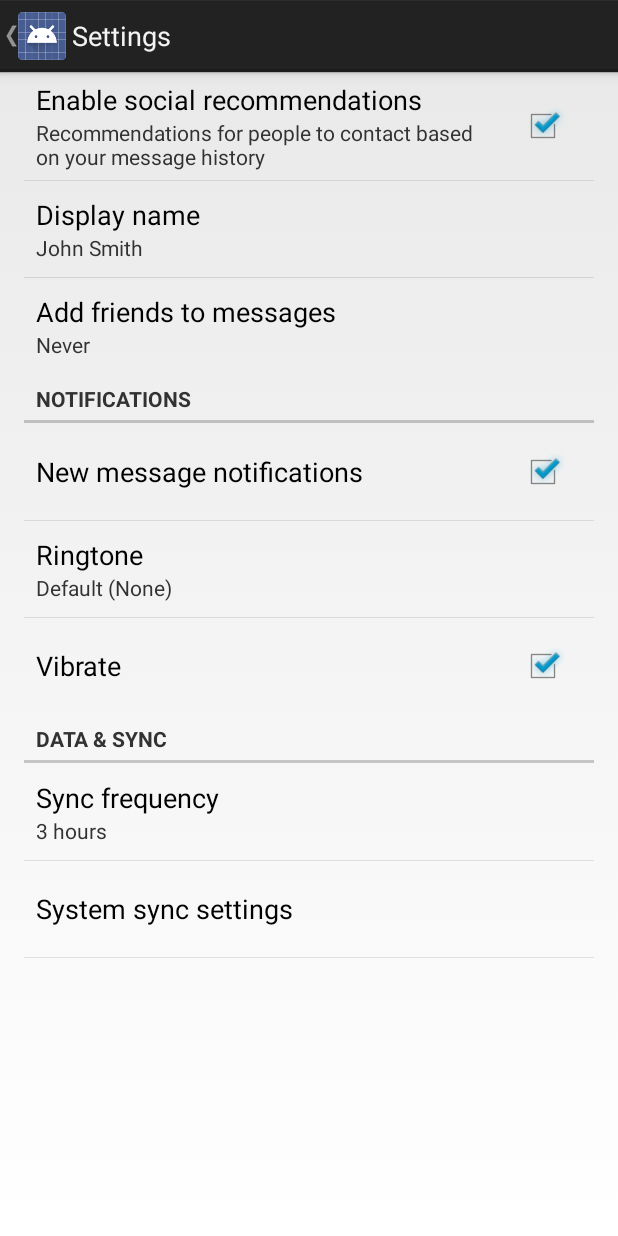
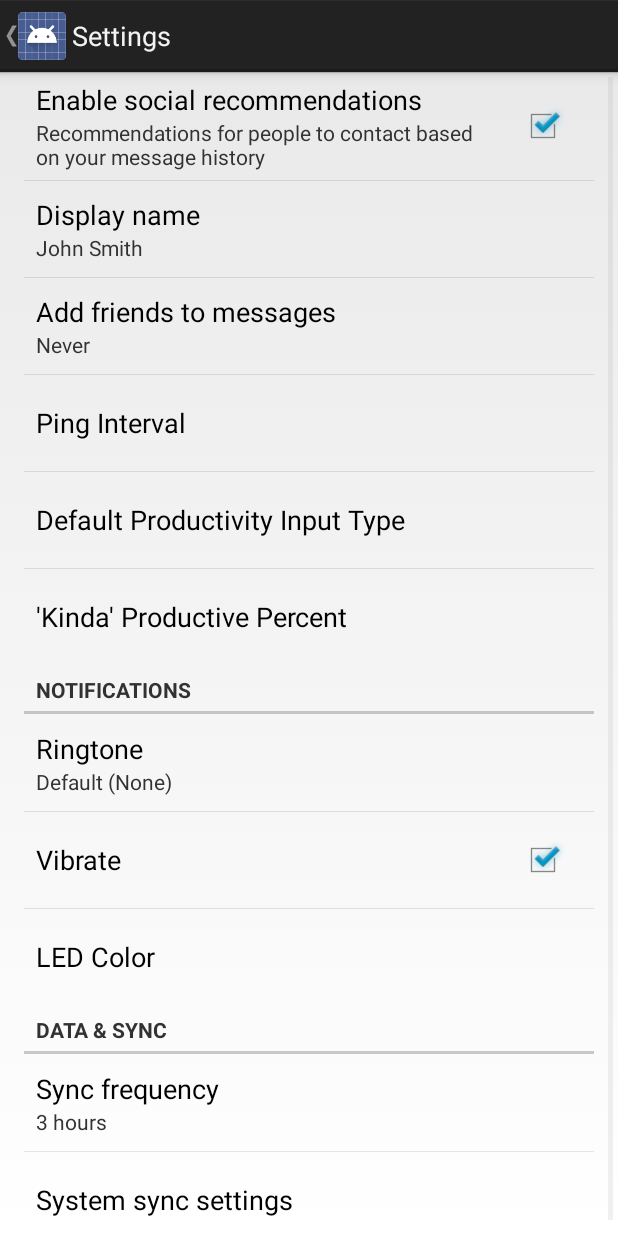
Before and after one commit to psybuzz/Where-Did-the-Time-Go, an Android app: the SettingsActivity screen opened directly, with no data from a screen before it, on a phone screen of 412 x 824 dp. Run offline under Robolectric (Android 15) with nearby library versions, the phone set to English and light mode, and no system bars.

Commit message:
WIP Settings

```diff
--- a/app/src/main/java/wdttg/wheredidthetimego/SettingsActivity.java
+++ b/app/src/main/java/wdttg/wheredidthetimego/SettingsActivity.java
@@ -99,10 +99,12 @@ public class SettingsActivity extends PreferenceActivity {
         // use the older PreferenceActivity APIs.
 
         // Add 'general' preferences.
+        PreferenceCategory fakeHeader = new PreferenceCategory(this);
+        fakeHeader.setTitle(R.string.pref_header_general);
         addPreferencesFromResource(R.xml.pref_general);
 
         // Add 'notifications' preferences, and a corresponding header.
-        PreferenceCategory fakeHeader = new PreferenceCategory(this);
+        fakeHeader = new PreferenceCategory(this);
         fakeHeader.setTitle(R.string.pref_header_notifications);
         getPreferenceScreen().addPreference(fakeHeader);
         addPreferencesFromResource(R.xml.pref_notification);
--- a/app/src/main/res/values/strings_activity_settings.xml
+++ b/app/src/main/res/values/strings_activity_settings.xml
@@ -22,6 +22,48 @@
         <item>1</item>
         <item>0</item>
         <item>-1</item>
+    </string-array>
+
+    <string name="pref_title_ping_interval">Ping Interval</string>
+    <string-array name="pref_interval_titles">
+        <item>15 minutes</item>
+        <item>30 minutes</item>
+        <item>1 hour</item>
+        <item>3 hours</item>
+        <item>Never</item>
+    </string-array>
+    <string-array name="pref_interval_list_values">
+        <item>15</item>
+        <item>30</item>
+        <item>60</item>
+        <item>180</item>
+        <item>-1</item>
+    </string-array>
+
+    <string name="pref_title_input_mode">Default Productivity Input Type</string>
+    <string-array name="pref_input_list_titles">
+        <item>Buttons</item>
+        <item>Slider</item>
+    </string-array>
+    <string-array name="pref_input_list_values">
+        <item>Buttons</item>
+        <item>Slider</item>
+    </string-array>
+
+    <string name="pref_title_somewhat_percent">\'Kinda\' Productive Percent</string>
+    <string-array name="pref_somewhat_percent_titles">
+        <item>20</item>
+        <item>25</item>
+        <item>50</item>
+        <item>75</item>
+        <item>80</item>
+    </string-array>
+    <string-array name="pref_somewhat_percent_values">
+        <item>20</item>
+        <item>25</item>
+        <item>50</item>
+        <item>75</item>
+        <item>80</item>
     </string-array>
 
     <!-- Example settings for Data & Sync -->
@@ -50,10 +92,22 @@
     <!-- Example settings for Notifications -->
     <string name="pref_header_notifications">Notifications</string>
 
-    <string name="pref_title_new_message_notifications">New message notifications</string>
+    <string name="pref_title_new_message_notifications">Enable notifications</string>
 
     <string name="pref_title_ringtone">Ringtone</string>
     <string name="pref_ringtone_silent">Silent</string>
 
     <string name="pref_title_vibrate">Vibrate</string>
+
+    <string name="pref_title_led_color">LED Color</string>
+    <string-array name="pref_led_color_titles">
+        <item>Red</item>
+        <item>Green</item>
+        <item>Blue</item>
+    </string-array>
+    <string-array name="pref_led_color_values">
+        <item>0xffff0000</item>
+        <item>0xff00ff00</item>
+        <item>0xff0000ff</item>
+    </string-array>
 </resources>
--- a/app/src/main/res/xml/pref_general.xml
+++ b/app/src/main/res/xml/pref_general.xml
@@ -30,4 +30,25 @@
         android:negativeButtonText="@null"
         android:positiveButtonText="@null" />
 
+    <ListPreference
+        android:key="interval_list"
+        android:title="@string/pref_title_ping_interval"
+        android:defaultValue="30 minutes"
+        android:entries="@array/pref_interval_titles"
+        android:entryValues="@array/pref_interval_list_values" />
+
+    <ListPreference
+        android:key="input_mode"
+        android:title="@string/pref_title_input_mode"
+        android:defaultValue="Button"
+        android:entries="@array/pref_input_list_titles"
+        android:entryValues="@array/pref_input_list_values" />
+
+    <ListPreference
+        android:key="somewhat_percent"
+        android:title="@string/pref_title_somewhat_percent"
+        android:defaultValue="50"
+        android:entries="@array/pref_somewhat_percent_titles"
+        android:entryValues="@array/pref_somewhat_percent_values" />
+
 </PreferenceScreen>
--- a/app/src/main/res/xml/pref_notification.xml
+++ b/app/src/main/res/xml/pref_notification.xml
@@ -1,17 +1,8 @@
 <PreferenceScreen xmlns:android="http://schemas.android.com/apk/res/android">
-
-    <!-- A 'parent' preference, which enables/disables child preferences (below)
-         when checked/unchecked. -->
-    <CheckBoxPreference
-        android:key="notifications_new_message"
-        android:title="@string/pref_title_new_message_notifications"
-        android:defaultValue="true" />
-
     <!-- Allows the user to choose a ringtone in the 'notification' category. -->
     <!-- NOTE: This preference will be enabled only when the checkbox above is checked. -->
     <!-- NOTE: RingtonePreference's summary should be set to its value by the activity code. -->
     <RingtonePreference
-        android:dependency="notifications_new_message"
         android:key="notifications_new_message_ringtone"
         android:title="@string/pref_title_ringtone"
         android:ringtoneType="notification"
@@ -19,9 +10,15 @@
 
     <!-- NOTE: This preference will be enabled only when the checkbox above is checked. -->
     <CheckBoxPreference
-        android:dependency="notifications_new_message"
         android:key="notifications_new_message_vibrate"
         android:title="@string/pref_title_vibrate"
         android:defaultValue="true" />
 
+    <ListPreference
+        android:key="notifications_led_color"
+        android:title="@string/pref_title_led_color"
+        android:entries="@array/pref_led_color_titles"
+        android:entryValues="@array/pref_led_color_values"
+        android:defaultValue="0xff0000ff" />
+
 </PreferenceScreen>
```
